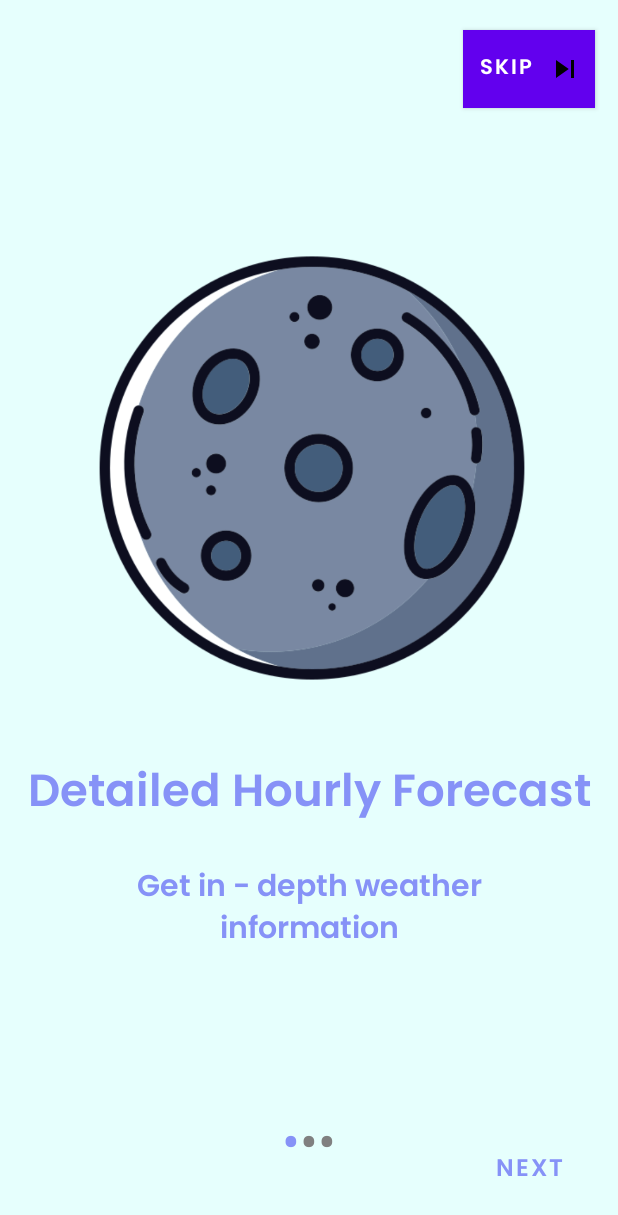
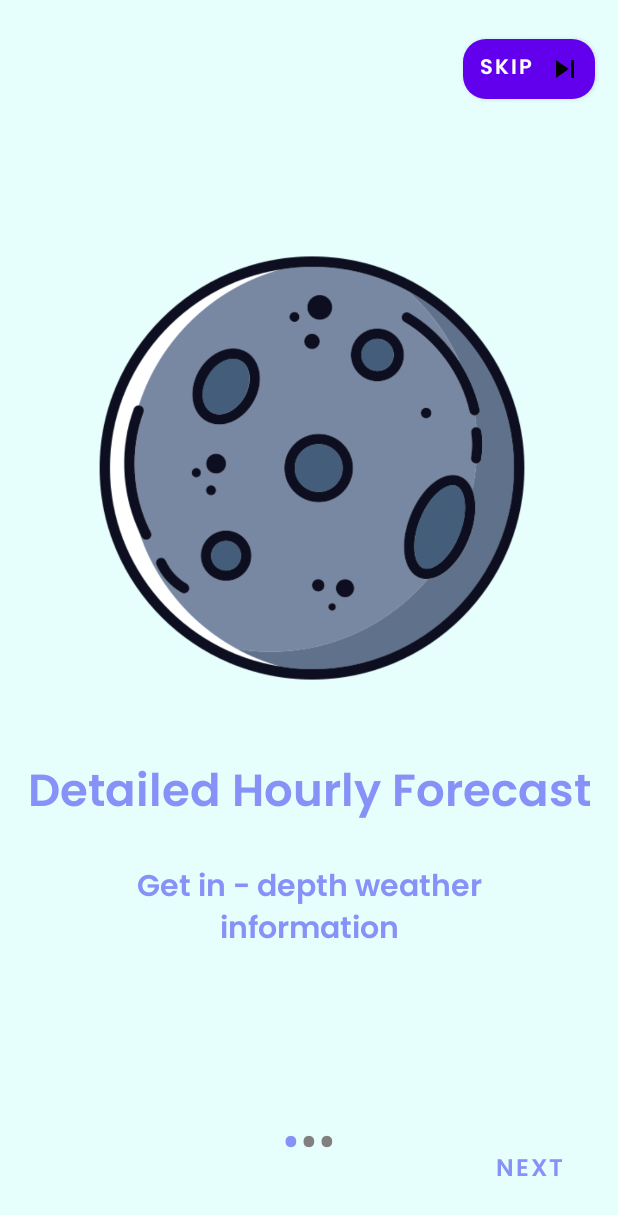
Before and after one commit to dcit202Andriod/Weather_360_Group_41, an Android app: the screen it shows after launch (NavigationActivity), on a phone screen of 412 x 824 dp. Shown: the top 1215 px of the screen. Run offline under Robolectric (Android 15) with nearby library versions, the phone set to English and light mode, and no system bars.

Commit message:
Merge remote-tracking branch 'origin/main'

```diff
--- a/app/src/main/java/com/example/Weather_360/GetStarted.java
+++ b/app/src/main/java/com/example/Weather_360/GetStarted.java
@@ -5,6 +5,8 @@ import androidx.appcompat.app.AppCompatActivity;
 import android.content.Intent;
 import android.os.Bundle;
 import android.view.View;
+import android.view.Window;
+import android.view.WindowManager;
 import android.widget.Button;
 
 import com.example.onboardingscreens.R;
@@ -14,6 +16,9 @@ public class GetStarted extends AppCompatActivity {
 
     @Override
     protected void onCreate(Bundle savedInstanceState) {
+        supportRequestWindowFeature(Window.FEATURE_NO_TITLE);
+        getWindow().setFlags(WindowManager.LayoutParams.FLAG_LAYOUT_NO_LIMITS,
+                WindowManager.LayoutParams.FLAG_LAYOUT_NO_LIMITS);
         super.onCreate(savedInstanceState);
         setContentView(R.layout.activity_get_started);
 
--- a/app/src/main/res/layout/activity_navigation.xml
+++ b/app/src/main/res/layout/activity_navigation.xml
@@ -13,9 +13,7 @@
         android:layout_height="wrap_content"
         android:layout_marginTop="20dp"
         android:layout_marginEnd="15dp"
-        android:background="@color/white"
-        android:backgroundTint="@color/white"
-        android:drawableRight="@drawable/baseline_skip_next_24"
+        android:drawableEnd="@drawable/baseline_skip_next_24"
         android:fontFamily="@font/poppins_semibold"
         android:padding="8dp"
         android:text="Skip"
```
